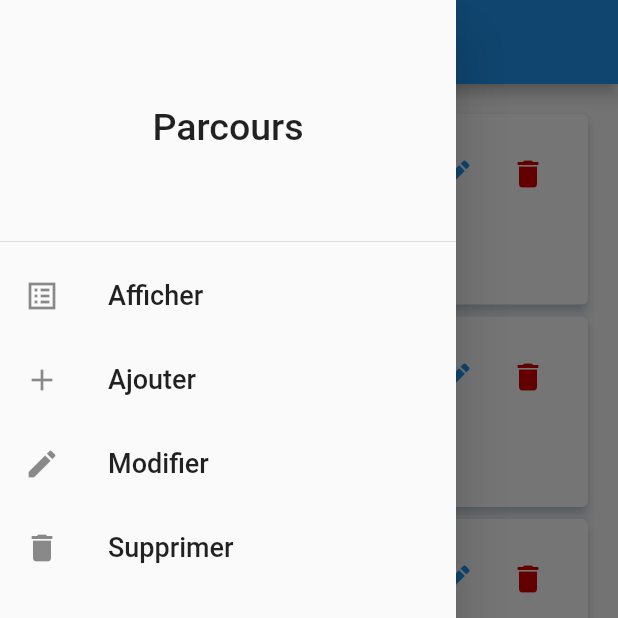
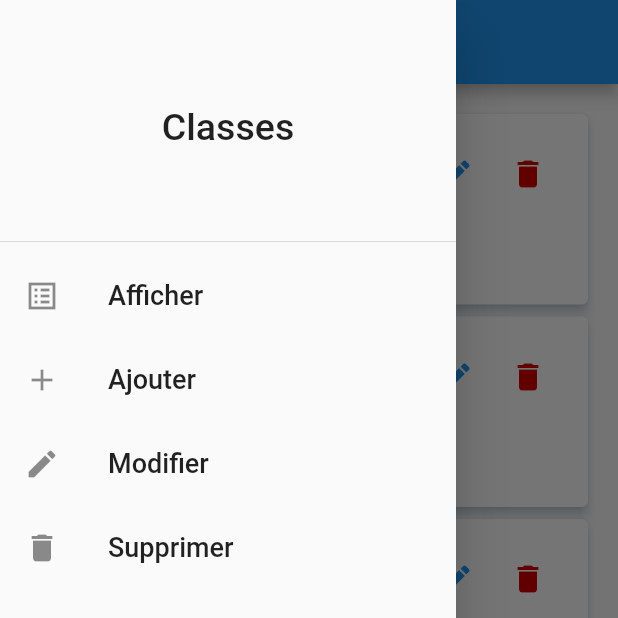
Before and after one commit to AngeATT/crud_ecole, a Flutter app: the screen it shows after launch, with the side drawer open, on a phone screen of 412 x 824 dp, the top half of it. Run offline on Flutter 3.47's test engine with Material 2 defaults, Android fonts, the phone set to English and light mode, and no system bars; our stand-ins replace sqflite; accounts and stored records are empty.

Commit message:
Je suis mal woro x3

```diff
--- a/lib/pages/MyHomePage.dart
+++ b/lib/pages/MyHomePage.dart
@@ -23,7 +23,7 @@ class _MyHomePageState extends State<MyHomePage> {
   int _parcoursMenuIndex = 0;
   int _etudiantMenuIndex = 0;
 
-  final headertitles = <String>['Parcours', 'Etudiants'];
+  final headertitles = <String>['Classes', 'Etudiants'];
   static List<Widget> allPages = <Widget>[
     AfficherParcours(),
     const AjouterParcours(),
```
